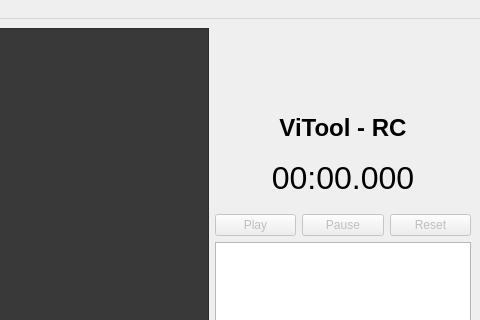
First picture: the form in windows/ui/GUI.ui, repository PedroAcevedo/ViTool-BC, before the edit; both pictures show x 445 to 925 and y 0 to 320 of the 925 by 593 pixel window.
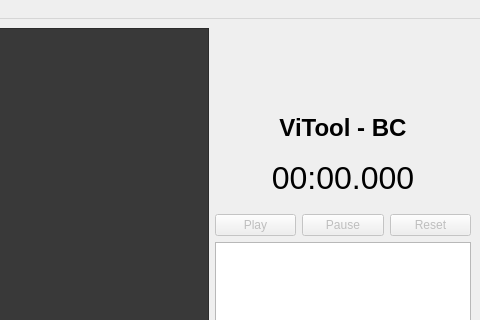
Second picture: the form after the edit. Icons and pictures are not drawn.

Commit message: ViTool-BC update

The edit to the form file:
```diff
--- a/windows/ui/GUI.ui
+++ b/windows/ui/GUI.ui
@@ -104,7 +104,7 @@
       <item>
        <widget class="QLabel" name="label">
         <property name="text">
-         <string>&lt;html&gt;&lt;head/&gt;&lt;body&gt;&lt;p align=&quot;center&quot;&gt;&lt;span style=&quot; font-size:18pt; font-weight:600;&quot;&gt;ViTool - RC&lt;/span&gt;&lt;/p&gt;&lt;/body&gt;&lt;/html&gt;</string>
+         <string>&lt;html&gt;&lt;head/&gt;&lt;body&gt;&lt;p align=&quot;center&quot;&gt;&lt;span style=&quot; font-size:18pt; font-weight:600;&quot;&gt;ViTool - BC&lt;/span&gt;&lt;/p&gt;&lt;/body&gt;&lt;/html&gt;</string>
         </property>
        </widget>
       </item>
```
Left out of the diff: 9 changed lines with no effect on the pictures. The commit also changes 49 other files.
